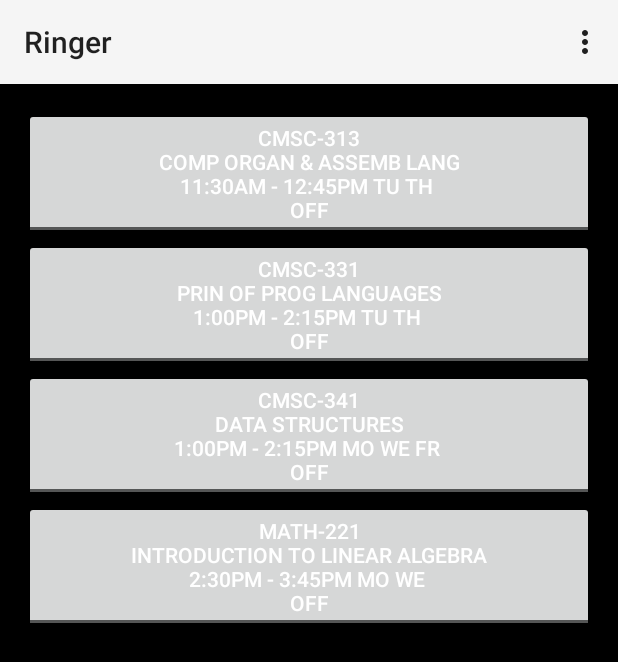
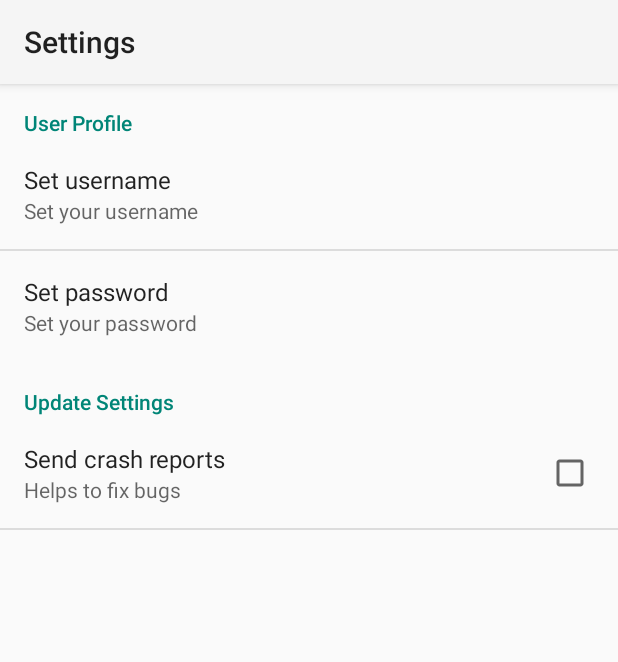
Before and after one commit to zimmermegan/CMSC331-Proj2, an Android app: the screen it shows after launch (Ringer before the commit, SettingsActivity after it), in the options menu, after a tap on "Settings", on a phone screen of 412 x 824 dp. Shown: the top 662 px of the screen. Run offline under Robolectric (Android 15) with nearby library versions, the phone set to English and light mode, and no system bars.

Commit message:
Settings menu is up and running for username and password. The values are stored in persistent storage.

```diff
--- a/app/src/main/java/com/patchx/umbcringer/Ringer.java
+++ b/app/src/main/java/com/patchx/umbcringer/Ringer.java
@@ -70,12 +70,18 @@ public class Ringer extends Activity  {
 
         //noinspection SimplifiableIfStatement
         if (id == R.id.action_settings) {
+            openSettings();
             return true;
         }
 
         return super.onOptionsItemSelected(item);
     }
 
+    private void  openSettings() {
+
+        Intent settings_intent = new Intent(Ringer.this, SettingsActivity.class);
+        startActivity(settings_intent);
+    }
 
 
 
--- a/app/src/main/res/values/strings.xml
+++ b/app/src/main/res/values/strings.xml
@@ -17,7 +17,9 @@
     <string name="pref_sync_frequency">Sync frequency</string>
     <string name="pref_sync_frequency_summary">Set the sync frequency</string>
     <string name="pref_user_name">Set username</string>
+    <string name="pref_password">Set password</string>
     <string name="pref_user_name_summary">Set your username</string>
+    <string name="pref_password_summary">Set your password</string>
 
     <string name="pref_user_profile">User Profile</string>
     <string name="pref_update_setting">Update Settings</string>
--- a/app/src/main/res/xml/settings.xml
+++ b/app/src/main/res/xml/settings.xml
@@ -6,6 +6,12 @@
         android:title="@string/pref_user_name"
         android:summary="@string/pref_user_name_summary"
         android:key="prefUsername"/>
+
+    <EditTextPreference
+        android:title="@string/pref_password"
+        android:summary="@string/pref_password_summary"
+        android:key="prefPassword"/>
+
 </PreferenceCategory>
 
   //need to add a password component
```
Also changed, not shown: app/src/main/java/com/patchx/umbcringer/MainActivity.java (+10 -0 lines), 11 other files.
